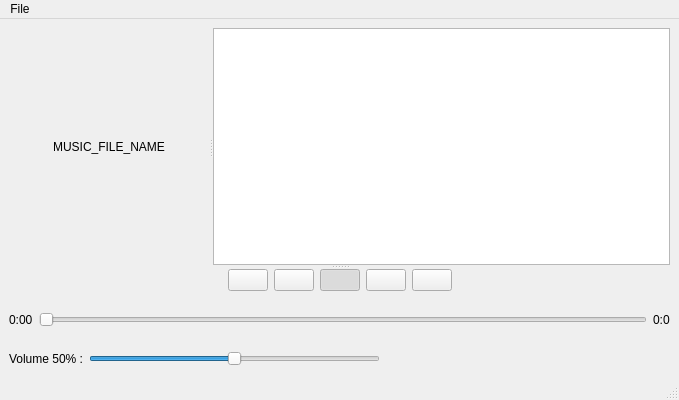
Qt form MusicPlayer/mainwindow.ui (x0r4ks/SystemProgramming) before a commit.
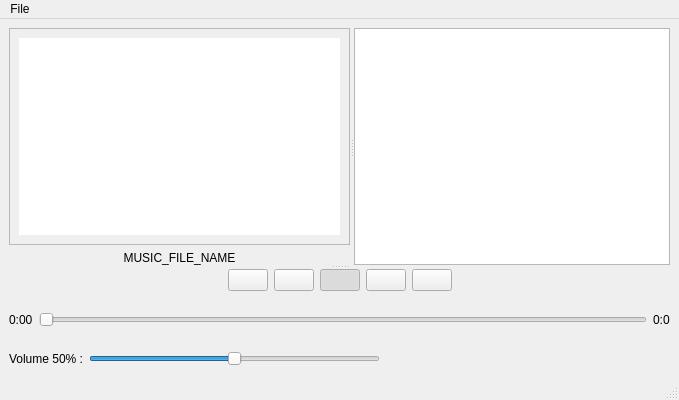
The same form after that commit. Icons and pictures are not drawn.

```diff
--- a/MusicPlayer/mainwindow.ui
+++ b/MusicPlayer/mainwindow.ui
@@ -50,9 +50,46 @@
         <bool>true</bool>
        </property>
        <widget class="QWidget" name="widget" native="true">
-        <layout class="QGridLayout" name="gridLayout">
-         <item row="0" column="0">
+        <layout class="QVBoxLayout" name="verticalLayout_2">
+         <item>
+          <widget class="QFrame" name="frame">
+           <property name="frameShape">
+            <enum>QFrame::Shape::StyledPanel</enum>
+           </property>
+           <property name="frameShadow">
+            <enum>QFrame::Shadow::Raised</enum>
+           </property>
+           <layout class="QGridLayout" name="gridLayout">
+            <item row="0" column="0">
+             <widget class="QGraphicsView" name="image_prev">
+              <property name="sizePolicy">
+               <sizepolicy hsizetype="Preferred" vsizetype="Preferred">
+                <horstretch>0</horstretch>
+                <verstretch>0</verstretch>
+               </sizepolicy>
+              </property>
+              <property name="frameShape">
+               <enum>QFrame::Shape::NoFrame</enum>
+              </property>
+              <property name="interactive">
+               <bool>false</bool>
+              </property>
+              <property name="resizeAnchor">
+               <enum>QGraphicsView::ViewportAnchor::NoAnchor</enum>
+              </property>
+             </widget>
+            </item>
+           </layout>
+          </widget>
+         </item>
+         <item>
           <widget class="QLabel" name="music_file_name">
+           <property name="sizePolicy">
+            <sizepolicy hsizetype="Preferred" vsizetype="Fixed">
+             <horstretch>0</horstretch>
+             <verstretch>0</verstretch>
+            </sizepolicy>
+           </property>
            <property name="text">
             <string>MUSIC_FILE_NAME</string>
            </property>
```
